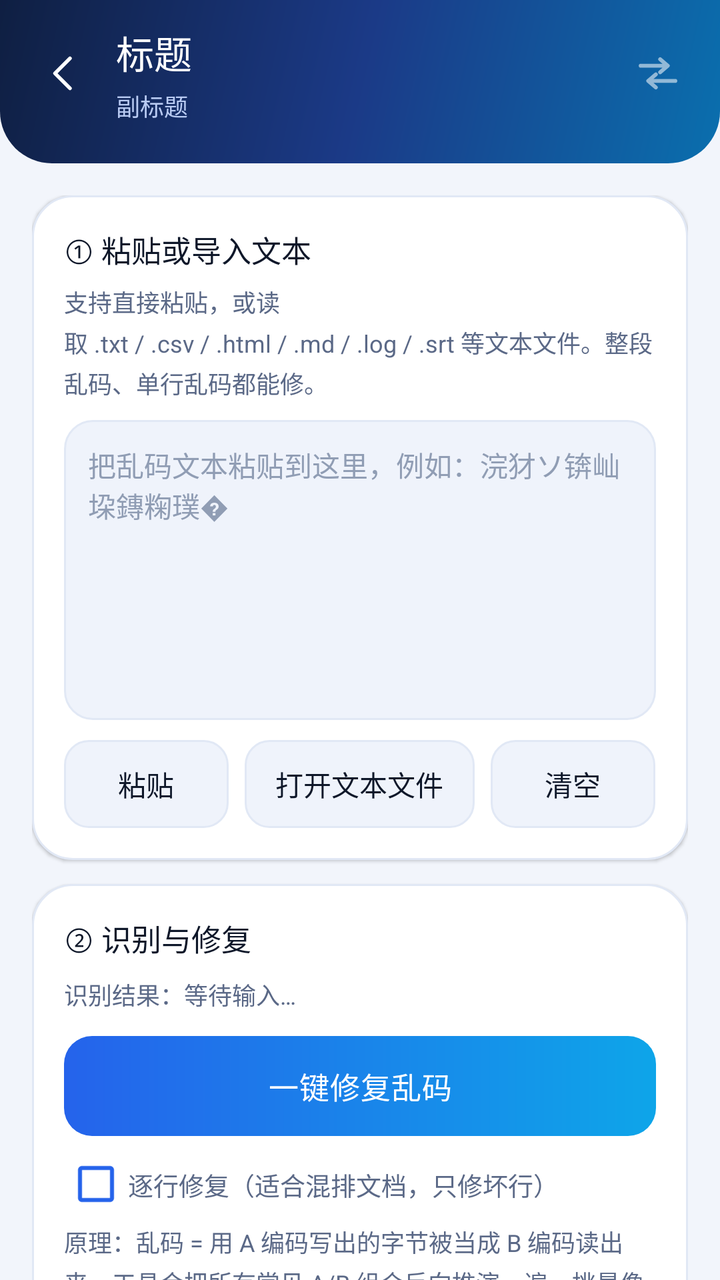
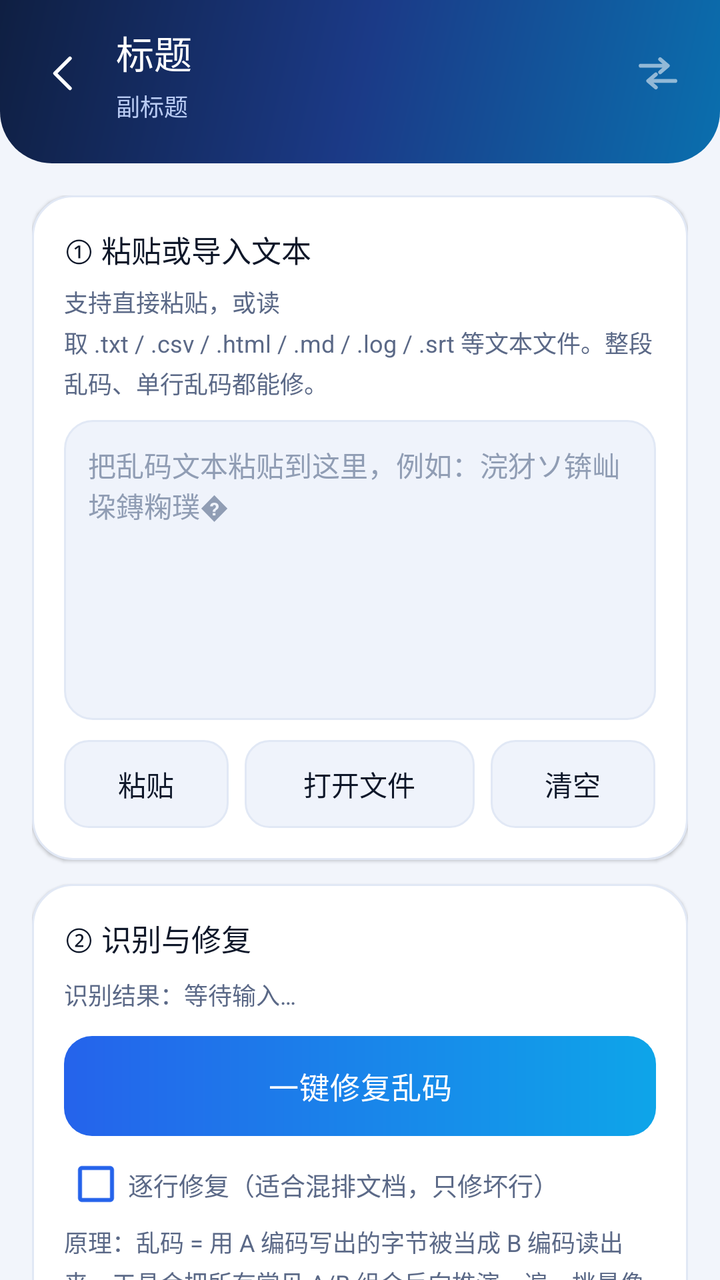

Before-and-after screenshots of an Android layout around one commit, followed by the original layout XML and the change that was made.
<!-- AndroidManifest.xml: application theme AppTheme -->
<!-- res/layout/activity_text.xml -->
<?xml version="1.0" encoding="utf-8"?>
<ScrollView xmlns:android="http://schemas.android.com/apk/res/android"
    android:layout_width="match_parent"
    android:layout_height="match_parent"
    android:background="@color/bg"
    android:fillViewport="true"
    android:scrollbars="none">

    <LinearLayout
        android:layout_width="match_parent"
        android:layout_height="wrap_content"
        android:orientation="vertical">

        <include layout="@layout/part_topbar" />

        <LinearLayout
            android:layout_width="match_parent"
            android:layout_height="wrap_content"
            android:orientation="vertical"
            android:paddingLeft="16dp"
            android:paddingTop="16dp"
            android:paddingRight="16dp"
            android:paddingBottom="28dp">

            
            <LinearLayout
                android:layout_width="match_parent"
                android:layout_height="wrap_content"
                android:background="@drawable/bg_card"
                android:elevation="1dp"
                android:orientation="vertical"
                android:padding="16dp">

                <TextView
                    android:layout_width="wrap_content"
                    android:layout_height="wrap_content"
                    style="@style/CardText"
                    android:text="① 粘贴或导入文本" />

                <TextView
                    android:layout_width="match_parent"
                    android:layout_height="wrap_content"
                    android:layout_marginTop="6dp"
                    android:lineSpacingExtra="3dp"
                    style="@style/CaptionText"
                    android:text="支持直接粘贴，或读取 .txt / .csv / .html / .md / .log / .srt 等文本文件。整段乱码、单行乱码都能修。" />

                <EditText
                    android:id="@+id/etInput"
                    android:layout_width="match_parent"
                    android:layout_height="150dp"
                    android:layout_marginTop="10dp"
                    android:background="@drawable/bg_input"
                    android:gravity="top|start"
                    android:hint="把乱码文本粘贴到这里，例如：浣犲ソ锛屾垜鏄粷璞�"
                    android:inputType="textMultiLine"
                    android:padding="12dp"
                    android:scrollbars="vertical"
                    android:textColor="@color/text_primary"
                    android:textColorHint="@color/text_tertiary"
                    android:textSize="14sp" />

                <LinearLayout
                    android:layout_width="match_parent"
                    android:layout_height="wrap_content"
                    android:layout_marginTop="10dp"
                    android:orientation="horizontal">

                    <Button
                        android:id="@+id/btnPaste"
                        android:layout_width="0dp"
                        android:layout_height="wrap_content"
                        android:layout_marginEnd="8dp"
                        android:layout_weight="1"
                        style="@style/SoftButton"
                        android:text="粘贴" />

                    <Button
                        android:id="@+id/btnOpenTxt"
                        android:layout_width="0dp"
                        android:layout_height="wrap_content"
                        android:layout_marginEnd="8dp"
                        android:layout_weight="1.4"
                        style="@style/SoftButton"
                        android:text="打开文本文件" />

                    <Button
                        android:id="@+id/btnClear"
                        android:layout_width="0dp"
                        android:layout_height="wrap_content"
                        android:layout_weight="1"
                        style="@style/SoftButton"
                        android:text="清空" />
                </LinearLayout>
            </LinearLayout>

            
            <LinearLayout
                android:layout_width="match_parent"
                android:layout_height="wrap_content"
                android:layout_marginTop="12dp"
                android:background="@drawable/bg_card"
                android:elevation="1dp"
                android:orientation="vertical"
                android:padding="16dp">

                <TextView
                    android:layout_width="wrap_content"
                    android:layout_height="wrap_content"
                    style="@style/CardText"
                    android:text="② 识别与修复" />

                <TextView
                    android:id="@+id/tvDetect"
                    android:layout_width="match_parent"
                    android:layout_height="wrap_content"
                    android:layout_marginTop="8dp"
                    style="@style/CaptionText"
                    android:text="识别结果：等待输入…" />

                <Button
                    android:id="@+id/btnFix"
                    android:layout_width="match_parent"
                    android:layout_height="wrap_content"
                    android:layout_marginTop="12dp"
                    style="@style/PrimaryButton"
                    android:text="一键修复乱码" />

                <CheckBox
                    android:id="@+id/cbPerLine"
                    android:layout_width="wrap_content"
                    android:layout_height="wrap_content"
                    android:layout_marginTop="8dp"
                    android:buttonTint="@color/brand"
                    android:paddingStart="0dp"
                    android:text="逐行修复（适合混排文档，只修坏行）"
                    android:textColor="@color/text_secondary"
                    android:textSize="12.5sp" />

                <TextView
                    android:layout_width="match_parent"
                    android:layout_height="wrap_content"
                    android:layout_marginTop="4dp"
                    android:lineSpacingExtra="3dp"
                    style="@style/CaptionText"
                    android:text="原理：乱码 = 用 A 编码写出的字节被当成 B 编码读出来。工具会把所有常见 A/B 组合反向推演一遍，挑最像正常文本的结果。" />
            </LinearLayout>

            
            <LinearLayout
                android:layout_width="match_parent"
                android:layout_height="wrap_content"
                android:layout_marginTop="12dp"
                android:background="@drawable/bg_card"
                android:elevation="1dp"
                android:orientation="vertical"
                android:padding="16dp">

                <TextView
                    android:layout_width="wrap_content"
                    android:layout_height="wrap_content"
                    style="@style/CardText"
                    android:text="③ 修复结果" />

                <TextView
                    android:id="@+id/tvMeta"
                    android:layout_width="match_parent"
                    android:layout_height="wrap_content"
                    android:layout_marginTop="8dp"
                    style="@style/CaptionText"
                    android:text="修复前 — → 修复后 —" />

                <ScrollView
                    android:layout_width="match_parent"
                    android:layout_height="200dp"
                    android:layout_marginTop="10dp"
                    android:background="@drawable/bg_result"
                    android:padding="12dp"
                    android:scrollbars="vertical">

                    <TextView
                        android:id="@+id/tvResult"
                        android:layout_width="match_parent"
                        android:layout_height="wrap_content"
                        android:lineSpacingExtra="4dp"
                        android:text="（修复后的文本会显示在这里）"
                        android:textColor="@color/text_primary"
                        android:textSize="14sp" />
                </ScrollView>

                <TextView
                    android:id="@+id/tvWarning"
                    android:layout_width="match_parent"
                    android:layout_height="wrap_content"
                    android:layout_marginTop="8dp"
                    android:lineSpacingExtra="3dp"
                    android:textColor="@color/warning"
                    android:textSize="12sp"
                    android:visibility="gone" />

                <LinearLayout
                    android:layout_width="match_parent"
                    android:layout_height="wrap_content"
                    android:layout_marginTop="12dp"
                    android:orientation="horizontal">

                    <Button
                        android:id="@+id/btnCopy"
                        android:layout_width="0dp"
                        android:layout_height="wrap_content"
                        android:layout_marginEnd="8dp"
                        android:layout_weight="1"
                        style="@style/GhostButton"
                        android:text="复制" />

                    <Button
                        android:id="@+id/btnSaveText"
                        android:layout_width="0dp"
                        android:layout_height="wrap_content"
                        android:layout_marginEnd="8dp"
                        android:layout_weight="1.2"
                        style="@style/GhostButton"
                        android:text="另存为" />

                    <Button
                        android:id="@+id/btnShareText"
                        android:layout_width="0dp"
                        android:layout_height="wrap_content"
                        android:layout_weight="1"
                        style="@style/GhostButton"
                        android:text="分享" />
                </LinearLayout>

                <TextView
                    android:layout_width="wrap_content"
                    android:layout_height="wrap_content"
                    android:layout_marginTop="14dp"
                    style="@style/CaptionText"
                    android:text="另存为以下编码" />

                <HorizontalScrollView
                    android:layout_width="match_parent"
                    android:layout_height="wrap_content"
                    android:layout_marginTop="6dp"
                    android:scrollbars="none">

                    <LinearLayout
                        android:id="@+id/encChips"
                        android:layout_width="wrap_content"
                        android:layout_height="wrap_content"
                        android:orientation="horizontal" />
                </HorizontalScrollView>

                <TextView
                    android:id="@+id/tvOptionTitle"
                    android:layout_width="wrap_content"
                    android:layout_height="wrap_content"
                    android:layout_marginTop="14dp"
                    style="@style/CaptionText"
                    android:text="其它可能的还原结果（点按采用）"
                    android:visibility="gone" />

                <LinearLayout
                    android:id="@+id/optionHost"
                    android:layout_width="match_parent"
                    android:layout_height="wrap_content"
                    android:layout_marginTop="4dp"
                    android:orientation="vertical" />
            </LinearLayout>
        </LinearLayout>
    </LinearLayout>
</ScrollView>
<!-- res/layout/part_topbar.xml (included above) -->
<?xml version="1.0" encoding="utf-8"?>
<LinearLayout xmlns:android="http://schemas.android.com/apk/res/android"
    android:layout_width="match_parent"
    android:layout_height="wrap_content"
    android:background="@drawable/bg_topbar"
    android:orientation="vertical"
    android:paddingLeft="10dp"
    android:paddingTop="12dp"
    android:paddingRight="18dp"
    android:paddingBottom="20dp">

    <LinearLayout
        android:layout_width="match_parent"
        android:layout_height="wrap_content"
        android:gravity="center_vertical"
        android:orientation="horizontal">

        <ImageView
            android:id="@+id/btnBack"
            android:layout_width="44dp"
            android:layout_height="44dp"
            android:background="?android:attr/selectableItemBackgroundBorderless"
            android:contentDescription="返回"
            android:padding="10dp"
            android:src="@drawable/ic_back" />

        <LinearLayout
            android:layout_width="0dp"
            android:layout_height="wrap_content"
            android:layout_marginStart="4dp"
            android:layout_weight="1"
            android:orientation="vertical">

            <TextView
                android:id="@+id/tvTitle"
                android:layout_width="wrap_content"
                android:layout_height="wrap_content"
                android:fontFamily="sans-serif-medium"
                android:textColor="@color/white"
                android:textSize="19sp"
                android:text="标题" />

            <TextView
                android:id="@+id/tvSubtitle"
                android:layout_width="wrap_content"
                android:layout_height="wrap_content"
                android:layout_marginTop="4dp"
                android:textColor="@color/header_sub"
                android:textSize="12sp"
                android:text="副标题" />
        </LinearLayout>

        <ImageView
            android:id="@+id/ivHeaderIcon"
            android:layout_width="26dp"
            android:layout_height="26dp"
            android:alpha="0.55"
            android:contentDescription="@null"
            android:src="@drawable/ic_swap" />
    </LinearLayout>
</LinearLayout>
<!-- resources referenced by this layout -->
<resources>
  <color name="bg">#F2F5FB</color>
  <color name="brand">#2563EB</color>
  <color name="header_sub">#B9CBF3</color>
  <color name="text_primary">#0E1729</color>
  <color name="text_secondary">#5B6987</color>
  <color name="text_tertiary">#909DB4</color>
  <color name="warning">#B45309</color>
  <color name="white">#FFFFFF</color>
  <!-- drawable bg_card (drawable) -->
  <?xml version="1.0" encoding="utf-8"?>
  <shape xmlns:android="http://schemas.android.com/apk/res/android" android:shape="rectangle">
      <solid android:color="@color/surface" />
      <corners android:radius="20dp" />
      <stroke android:width="1dp" android:color="@color/divider" />
  </shape>
  <!-- drawable bg_input (drawable) -->
  <?xml version="1.0" encoding="utf-8"?>
  <shape xmlns:android="http://schemas.android.com/apk/res/android" android:shape="rectangle">
      <solid android:color="@color/surface_alt" />
      <corners android:radius="14dp" />
      <stroke android:width="1dp" android:color="@color/divider" />
  </shape>
  <!-- drawable bg_result (drawable) -->
  <?xml version="1.0" encoding="utf-8"?>
  <shape xmlns:android="http://schemas.android.com/apk/res/android" android:shape="rectangle">
      <solid android:color="@color/surface_alt" />
      <corners android:radius="14dp" />
  </shape>
  <!-- drawable bg_topbar (drawable) -->
  <?xml version="1.0" encoding="utf-8"?>
  <shape xmlns:android="http://schemas.android.com/apk/res/android" android:shape="rectangle">
      <gradient android:angle="315" android:startColor="@color/brand_deep" android:centerColor="@color/brand_mid" android:endColor="#0A6FAE" android:type="linear" />
      <corners android:bottomLeftRadius="26dp" android:bottomRightRadius="26dp" />
  </shape>
  <style name="CaptionText">
          <item name="android:textColor">@color/text_secondary</item>
          <item name="android:textSize">12sp</item>
          <item name="android:lineSpacingExtra">3sp</item>
      </style>
  <style name="CardText">
          <item name="android:textColor">@color/text_primary</item>
          <item name="android:textSize">15sp</item>
          <item name="android:fontFamily">sans-serif-medium</item>
      </style>
  <color name="surface">#FFFFFF</color>
  <color name="divider">#E1E8F5</color>
  <color name="surface_alt">#EFF3FB</color>
  <color name="brand_deep">#0F1F42</color>
  <color name="brand_mid">#1B3A87</color>
  <!-- drawable bg_btn_ghost (drawable) -->
  <?xml version="1.0" encoding="utf-8"?>
  <ripple xmlns:android="http://schemas.android.com/apk/res/android" android:color="#1A2563EB">
      <item>
          <shape android:shape="rectangle">
              <solid android:color="@color/surface" />
              <corners android:radius="12dp" />
              <stroke android:width="1.2dp" android:color="@color/brand" />
          </shape>
      </item>
  </ripple>
  <!-- drawable bg_btn_primary (drawable) -->
  <?xml version="1.0" encoding="utf-8"?>
  <ripple xmlns:android="http://schemas.android.com/apk/res/android" android:color="#4DFFFFFF">
      <item>
          <shape android:shape="rectangle">
              <gradient android:angle="0" android:startColor="@color/brand" android:endColor="@color/accent" android:type="linear" />
              <corners android:radius="14dp" />
          </shape>
      </item>
  </ripple>
  <!-- drawable bg_btn_soft (drawable) -->
  <?xml version="1.0" encoding="utf-8"?>
  <ripple xmlns:android="http://schemas.android.com/apk/res/android" android:color="#220E1729">
      <item>
          <shape android:shape="rectangle">
              <solid android:color="@color/surface_alt" />
              <corners android:radius="12dp" />
              <stroke android:width="1dp" android:color="@color/divider" />
          </shape>
      </item>
  </ripple>
  <color name="accent">#0EA5E9</color>
  <!-- unchanged entries left out for length: 6 -->
</resources>

<!-- the commit's change to res/layout/activity_text.xml (unified diff, before → after) -->
@@ -64,31 +64,44 @@
                     android:layout_width="match_parent"
                     android:layout_height="wrap_content"
                     android:layout_marginTop="10dp"
+                    android:baselineAligned="false"
                     android:orientation="horizontal">
 
                     <Button
                         android:id="@+id/btnPaste"
                         android:layout_width="0dp"
-                        android:layout_height="wrap_content"
+                        android:layout_height="44dp"
                         android:layout_marginEnd="8dp"
                         android:layout_weight="1"
+                        android:maxLines="1"
+                        android:minWidth="0dp"
+                        android:paddingLeft="6dp"
+                        android:paddingRight="6dp"
                         style="@style/SoftButton"
                         android:text="粘贴" />
 
                     <Button
                         android:id="@+id/btnOpenTxt"
                         android:layout_width="0dp"
-                        android:layout_height="wrap_content"
+                        android:layout_height="44dp"
                         android:layout_marginEnd="8dp"
                         android:layout_weight="1.4"
+                        android:maxLines="1"
+                        android:minWidth="0dp"
+                        android:paddingLeft="6dp"
+                        android:paddingRight="6dp"
                         style="@style/SoftButton"
-                        android:text="打开文本文件" />
+                        android:text="打开文件" />
 
                     <Button
                         android:id="@+id/btnClear"
                         android:layout_width="0dp"
-                        android:layout_height="wrap_content"
+                        android:layout_height="44dp"
                         android:layout_weight="1"
+                        android:maxLines="1"
+                        android:minWidth="0dp"
+                        android:paddingLeft="6dp"
+                        android:paddingRight="6dp"
                         style="@style/SoftButton"
                         android:text="清空" />
                 </LinearLayout>
